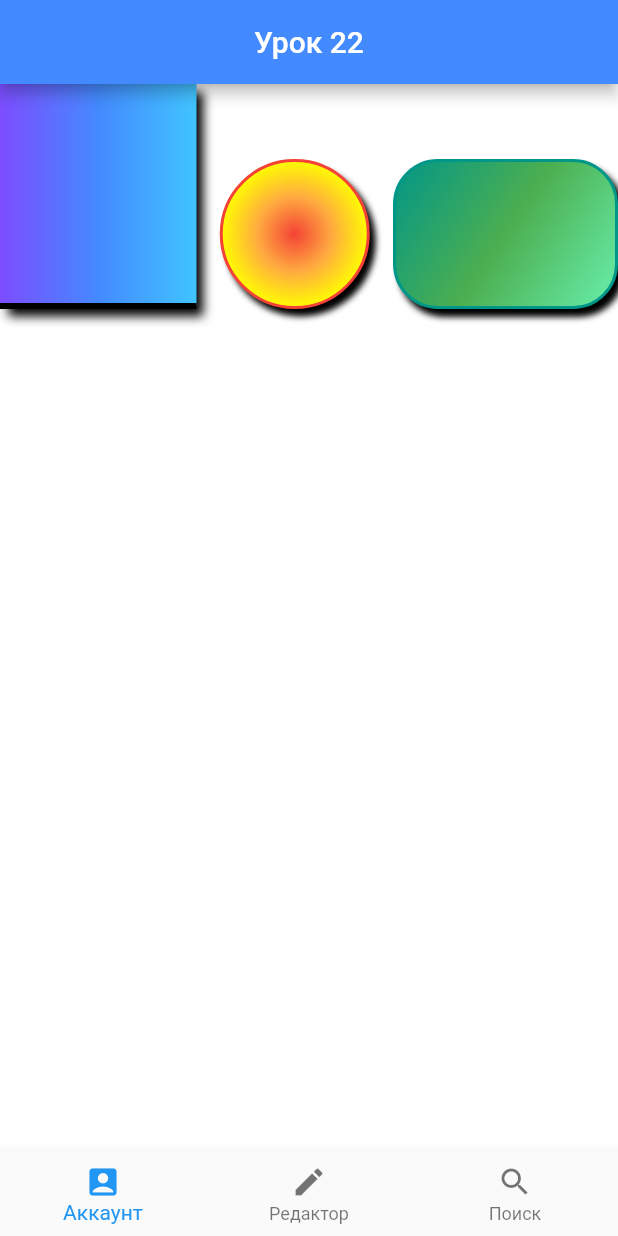
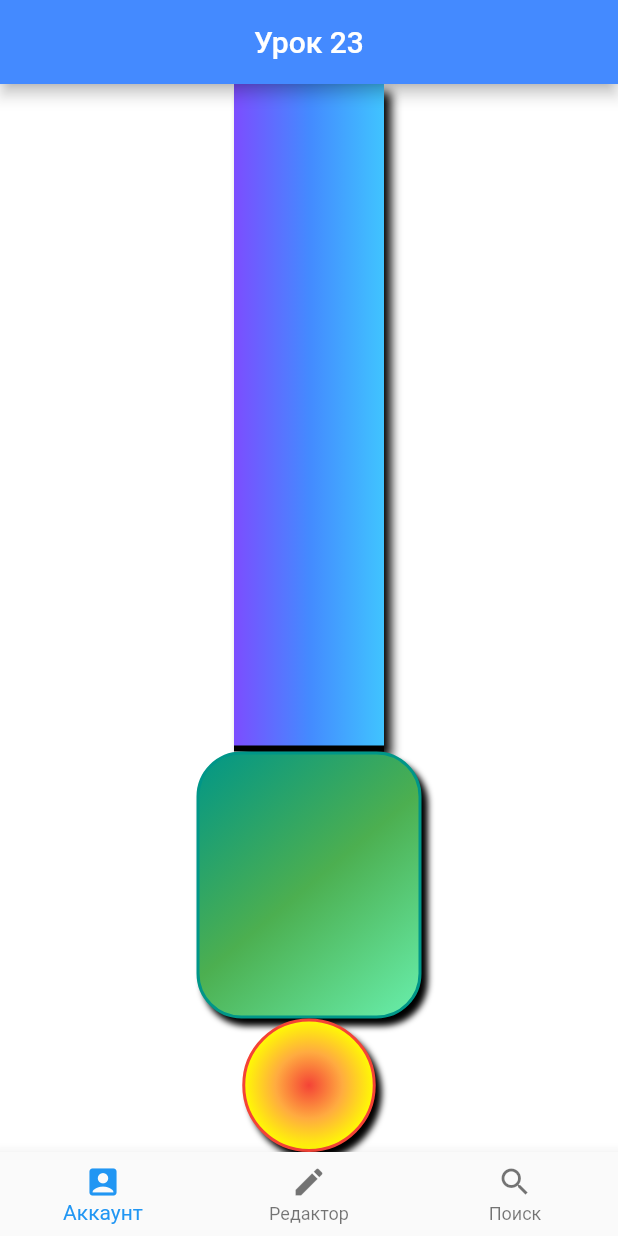
Before and after one commit to kirillnepomiluev/FlutterLessonsStemford, a Flutter app: the screen it shows after launch, on a phone screen of 412 x 824 dp. Run offline on Flutter 3.47's test engine with Material 2 defaults, Android fonts, the phone set to English and light mode, and no system bars.

Commit message:
после урока 23

```diff
--- a/lib/main.dart
+++ b/lib/main.dart
@@ -1,80 +1,189 @@
+// ignore_for_file: prefer_const_constructors, prefer_const_literals_to_create_immutables
+
 import 'package:flutter/material.dart';
 
 void main() => runApp(Lessons());
 
 class Lessons extends StatelessWidget {
-
   @override
   Widget build(BuildContext context) {
-
     return MaterialApp(
       title: "Уроки Flutter",
       home: Scaffold(
         appBar: AppBar(
           centerTitle: true,
-          title: Text("Урок 22",
+          title: Text(
+            "Урок 23",
           ),
           backgroundColor: Colors.blueAccent,
         ),
         backgroundColor: Colors.white,
-        bottomNavigationBar: BottomNavigationBar(items: [
-          BottomNavigationBarItem(icon: Icon(Icons.account_box) , label: "Аккаунт"),
+        bottomNavigationBar: BottomNavigationBar(
+          items: const [
+            BottomNavigationBarItem(
+                icon: Icon(Icons.account_box), label: "Аккаунт"),
             BottomNavigationBarItem(icon: Icon(Icons.edit), label: "Редактор"),
-          BottomNavigationBarItem(icon: Icon(Icons.search), label:"Поиск"),
-        ],),
+            BottomNavigationBarItem(icon: Icon(Icons.search), label: "Поиск"),
+          ],
+        ),
 
         /// Итак, мы научились создавать контейнеры и стилизовать их. Но что,
         /// если нам нужно расположить несколько контейнеров на одной странице?
         /// С этим нам помогут позиционные виджеты. Начнем изучение с виджетов
         /// Row() и Column(). Рассмотрим их по порядку:
 
-        body: Container( // Поместим виджет Row() в свойство child виджета
-          // Container().
-          // height: double.infinity, // Конструктор double.infinity позволяет
-          // задать максимально возможное число.
+        // body: Container( // Поместим виджет Row() в свойство child виджета
+        //   // Container().
+        //    height: double.infinity, // Конструктор double.infinity позволяет
+        //   // задать максимально возможное число.
+        //
+        //   child: Row( /// Виджет Row позволяет располагать несколько виджетов в
+        //     /// строку. Ширина строки определяется свободным пространством на
+        //     /// экране, а высота - высотой самого высокого виджета. Поэтому
+        //     /// горизонталь - это главная ось строки, а вертикаль - побочная.
+        //     /// Начинаются обе оси в левом верхнем углу экрана. Рассмотрим
+        //     /// свойства виджета Row():
+        //
+        //     mainAxisAlignment: MainAxisAlignment.spaceAround, /// Свойство,
+        //     /// отвечающее за расположение виджетов на главной оси. Принимает
+        //     /// в себя конструкторы MainAxisAlignment.
+        //
+        //     crossAxisAlignment: CrossAxisAlignment.start, /// Свойство, отвечающее
+        //     /// за расположение виджетов на побочной оси. Принимает в себя
+        //     /// конструкторы CrossAxisAlignment.
+        //
+        //     mainAxisSize: MainAxisSize.max, // Свойство, определяющее занимаемое
+        //     // строкой место. Принимает в себя конструкторы MainAxisSize.
+        //
+        //     children: [ // В свойство children передаются виджеты, помещаемые в
+        //       // строку. Возьмем для примера контейнеры из предыдущего урока.
+        //       /// Виджет Expanded() позволяет распределять свободное
+        //       /// пространство между виджетами. Например, если поместить один
+        //       /// из виджетов в составе Row() в Expanded(), то он займет
+        //       /// все свободное пространство, при этом не искажая размер
+        //       /// виджетов, не помещенных в Expanded(). Но если в Expanded()
+        //       /// помещено несколько элементов, то пространство будет
+        //       /// распределяться пропорционально параметру flex, который
+        //       /// указан внутри виджета Expanded(). Рассмотрим пример:
+        //       Container(
+        //         width: 120,
+        //         height: 100,
+        //         decoration: BoxDecoration(
+        //           boxShadow: const [BoxShadow(
+        //             color: Colors.black,
+        //             blurRadius: 3,
+        //             offset: Offset(4, 5),
+        //           ),],
+        //           gradient: LinearGradient(
+        //             begin: Alignment.topLeft,
+        //             end: Alignment.bottomRight,
+        //             colors: const [
+        //               Colors.teal,
+        //               Colors.green,
+        //               Colors.greenAccent,
+        //             ],
+        //           ),
+        //           borderRadius: BorderRadius.circular(30),
+        //           border: Border.all(
+        //             width: 2,
+        //             color: Colors.teal,
+        //           ),
+        //         ),
+        //       ),
+        //       Container(
+        //         width: 80,
+        //         height: 150,
+        //         decoration: BoxDecoration(
+        //           boxShadow: const [
+        //             BoxShadow(
+        //             color: Colors.black,
+        //             blurRadius: 5,
+        //             offset: Offset(5, 5),
+        //         ),],
+        //           gradient: LinearGradient(
+        //             begin: Alignment.centerLeft,
+        //             end: Alignment.centerRight,
+        //             colors: const [
+        //               Colors.deepPurpleAccent,
+        //               Colors.blueAccent,
+        //               Colors.lightBlueAccent
+        //             ],
+        //           ),
+        //           color: Colors.blueGrey,
+        //           shape: BoxShape.rectangle,
+        //           border:
+        //           Border(
+        //             bottom: BorderSide(
+        //               width: 4,
+        //               color: Colors.black,
+        //               ),
+        //             ),
+        //           ),
+        //         ),
+        //         Container(
+        //         width: 70,
+        //         height: 100,
+        //         decoration: BoxDecoration(
+        //           boxShadow: const [BoxShadow(
+        //             color: Colors.black,
+        //             blurRadius: 3,
+        //             offset: Offset(4, 5),
+        //           ),],
+        //           gradient: RadialGradient(
+        //             center: Alignment.center,
+        //             colors: const [
+        //               Colors.red,
+        //               Colors.orangeAccent,
+        //               Colors.yellowAccent
+        //             ],
+        //           ),
+        //           shape: BoxShape.circle,
+        //           border: Border.all(
+        //             width: 2,
+        //             color: Colors.red,
+        //           ),
+        //         ),
+        //       ),
+        //
+        //     ],
+        //   ),
+        // ),
 
-          child: Row( /// Виджет Row позволяет располагать несколько виджетов в
-            /// строку. Ширина строки определяется свободным пространством на
-            /// экране, а высота - высотой самого высокого виджета. Поэтому
-            /// горизонталь - это главная ось строки, а вертикаль - побочная.
-            /// Начинаются обе оси в левом верхнем углу экрана. Рассмотрим
-            /// свойства виджета Row():
+        //Теперь рассмотрим виджет Column():
 
-            mainAxisAlignment: MainAxisAlignment.spaceEvenly, /// Свойство,
-            /// отвечающее за расположение виджетов на главной оси. Принимает
-            /// в себя конструкторы MainAxisAlignment.
+        body: Container(
+          width: double.infinity,
+          child: Column(
+            /// Виджет Row позволяет располагать несколько виджетов в колонку. Высота колонки определяется свободным пространством на экране,
+            /// а ширина - шириной самого широкого виджета. Поэтому вертикаль - это главная ось колонки, а горизонталь - побочная. Начинаются обе
+            /// оси в левом верхнем углу экрана. Рассмотрим свойства виджета Column():
+            ///
+            mainAxisAlignment: MainAxisAlignment.spaceAround,
 
-            crossAxisAlignment: CrossAxisAlignment.end, /// Свойство, отвечающее
-            /// за расположение виджетов на побочной оси. Принимает в себя
+            /// Свойство, отвечающее за расположение виджетов на главной оси. Принимает в себя
+            /// конструкторы MainAxisAlignment.
+
+            crossAxisAlignment: CrossAxisAlignment.center,
+
+            /// Свойство, отвечающее за расположение виджетов на побочной оси. Принимает в себя
             /// конструкторы CrossAxisAlignment.
 
-            mainAxisSize: MainAxisSize.min, // Свойство, определяющее занимаемое
-            // строкой место. Принимает в себя конструкторы MainAxisSize.
-
-            children: [ // В свойство children передаются виджеты, помещаемые в
-              // строку. Возьмем для примера контейнеры из предыдущего урока.
-
-              Expanded( /// Виджет Expanded() позволяет распределять свободное
-                /// пространство между виджетами. Например, если поместить один
-                /// из виджетов в составе Row() в Expanded(), то он займет
-                /// все свободное пространство, при этом не искажая размер
-                /// виджетов, не помещенных в Expanded(). Но если в Expanded()
-                /// помещено несколько элементов, то пространство будет
-                /// распределяться пропорционально параметру flex, который
-                /// указан внутри виджета Expanded(). Рассмотрим пример:
-
-                flex: 1, /// Свойство, определяющее пропорциональную долю
-                /// пространства, занимаемую виджетом.
-
+            children: [
+              Expanded( flex: 5,
                 child: Container(
+                  child: Padding(
+                    padding: const EdgeInsets.all(8.0),
+                  ),
                   width: 100,
                   height: 150,
                   decoration: BoxDecoration(
-                    boxShadow: [BoxShadow(
+                    boxShadow: [
+                      BoxShadow(
                         color: Colors.black,
                         blurRadius: 5,
                         offset: Offset(5, 5),
-                  ),],
+                      ),
+                    ],
                     gradient: LinearGradient(
                       begin: Alignment.centerLeft,
                       end: Alignment.centerRight,
@@ -86,8 +195,7 @@ class Lessons extends StatelessWidget {
                     ),
                     color: Colors.blueGrey,
                     shape: BoxShape.rectangle,
-                    border:
-                    Border(
+                    border: Border(
                       bottom: BorderSide(
                         width: 4,
                         color: Colors.black,
@@ -96,17 +204,48 @@ class Lessons extends StatelessWidget {
                   ),
                 ),
               ),
+              Expanded( flex: 2,
+                child: Container(
+                  width: 150,
+                  height: 100,
+                  decoration: BoxDecoration(
+                    boxShadow: [
+                      BoxShadow(
+                        color: Colors.black,
+                        blurRadius: 3,
+                        offset: Offset(4, 5),
+                      ),
+                    ],
+                    gradient: LinearGradient(
+                      // Этот тип градиента является радиальным.
+                      begin: Alignment.topLeft,
+                      end: Alignment.bottomRight,
+                      colors: [
+                        Colors.teal,
+                        Colors.green,
+                        Colors.greenAccent,
+                      ],
+                    ),
+                    borderRadius: BorderRadius.circular(30),
+                    border: Border.all(
+                      width: 2,
+                      color: Colors.teal,
+                    ),
+                  ),
+                ),
+              ),
               Expanded(
-                  flex: 1,
                 child: Container(
                   width: 100,
                   height: 100,
                   decoration: BoxDecoration(
-                    boxShadow: [BoxShadow(
+                    boxShadow: [
+                      BoxShadow(
                         color: Colors.black,
                         blurRadius: 3,
                         offset: Offset(4, 5),
-                    ),],
+                      ),
+                    ],
                     gradient: RadialGradient(
                       center: Alignment.center,
                       colors: [
@@ -123,132 +262,9 @@ class Lessons extends StatelessWidget {
                   ),
                 ),
               ),
-                Container(
-                width: 150,
-                height: 100,
-                decoration: BoxDecoration(
-                  boxShadow: [BoxShadow(
-                    color: Colors.black,
-                    blurRadius: 3,
-                    offset: Offset(4, 5),
-                  ),],
-                  gradient: LinearGradient(
-                    begin: Alignment.topLeft,
-                    end: Alignment.bottomRight,
-                    colors: [
-                      Colors.teal,
-                      Colors.green,
-                      Colors.greenAccent,
-                    ],
-                  ),
-                  borderRadius: BorderRadius.circular(30),
-                  border: Border.all(
-                    width: 2,
-                    color: Colors.teal,
-                  ),
-                ),
-              ),
             ],
           ),
         ),
-
-        // Теперь рассмотрим виджет Column():
-
-        // body: Column( /// Виджет Row позволяет располагать несколько виджетов в колонку. Высота колонки определяется свободным пространством на экране,
-        //   /// а ширина - шириной самого широкого виджета. Поэтому вертикаль - это главная ось колонки, а горизонталь - побочная. Начинаются обе
-        //   /// оси в левом верхнем углу экрана. Рассмотрим свойства виджета Column():
-        //   ///
-        //   mainAxisAlignment: MainAxisAlignment.spaceEvenly, /// Свойство, отвечающее за расположение виджетов на главной оси. Принимает в себя
-        //   /// конструкторы MainAxisAlignment.
-        //
-        //   crossAxisAlignment: CrossAxisAlignment.start, /// Свойство, отвечающее за расположение виджетов на побочной оси. Принимает в себя
-        //   /// конструкторы CrossAxisAlignment.
-        //
-        //   children: [
-        //
-        //     Container(
-        //       child: Padding(
-        //         padding: const EdgeInsets.all(8.0),
-        //       ),
-        //       width: 100,
-        //       height: 150,
-        //       decoration: BoxDecoration(
-        //         boxShadow: [BoxShadow(
-        //           color: Colors.black,
-        //           blurRadius: 5,
-        //           offset: Offset(5, 5),
-        //         ),],
-        //         gradient: LinearGradient(
-        //           begin: Alignment.centerLeft,
-        //           end: Alignment.centerRight,
-        //           colors: [
-        //             Colors.deepPurpleAccent,
-        //             Colors.blueAccent,
-        //             Colors.lightBlueAccent
-        //           ],
-        //         ),
-        //         color: Colors.blueGrey,
-        //         shape: BoxShape.rectangle,
-        //         border:
-        //         Border(
-        //           bottom: BorderSide(
-        //             width: 4,
-        //             color: Colors.black,
-        //           ),
-        //         ),
-        //       ),
-        //     ),
-        //     Container(
-        //       width: 100,
-        //       height: 100,
-        //       decoration: BoxDecoration(
-        //         boxShadow: [BoxShadow(
-        //           color: Colors.black,
-        //           blurRadius: 3,
-        //           offset: Offset(4, 5),
-        //         ),],
-        //         gradient: RadialGradient(
-        //           center: Alignment.center,
-        //           colors: [
-        //             Colors.red,
-        //             Colors.orangeAccent,
-        //             Colors.yellowAccent
-        //           ],
-        //         ),
-        //         shape: BoxShape.circle,
-        //         border: Border.all(
-        //           width: 2,
-        //           color: Colors.red,
-        //         ),
-        //       ),
-        //     ),
-        //     Container(
-        //       width: 150,
-        //       height: 100,
-        //       decoration: BoxDecoration(
-        //         boxShadow: [BoxShadow(
-        //           color: Colors.black,
-        //           blurRadius: 3,
-        //           offset: Offset(4, 5),
-        //         ),],
-        //         gradient: LinearGradient( // Этот тип градиента является радиальным.
-        //           begin: Alignment.topLeft,
-        //           end: Alignment.bottomRight,
-        //           colors: [
-        //             Colors.teal,
-        //             Colors.green,
-        //             Colors.greenAccent,
-        //           ],
-        //         ),
-        //         borderRadius: BorderRadius.circular(30),
-        //         border: Border.all(
-        //           width: 2,
-        //           color: Colors.teal,
-        //         ),
-        //       ),
-        //     ),
-        //   ],
-        // ),
       ),
     );
   }
```
Lines whose indentation alone changed are shown as unchanged.
